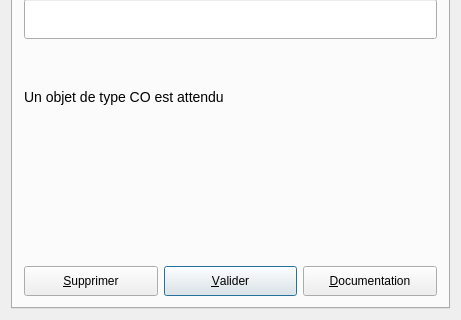
Before: the Qt Designer form UiQT4/desUniqueSDCO.ui in SalomePlatform/eficas_tools, drawn with Qt 5; both pictures show x 0 to 461 and y 160 to 480 of the 461 by 480 pixel window.
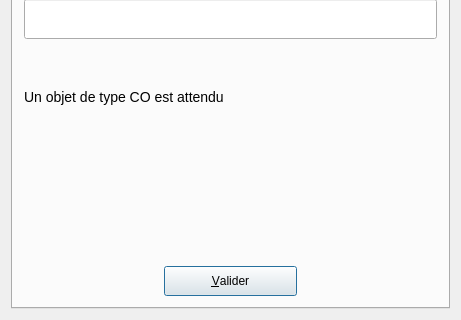
After: the same form once the commit is applied.

The edit to the form file:
```diff
--- a/UiQT4/desUniqueSDCO.ui
+++ b/UiQT4/desUniqueSDCO.ui
@@ -29,28 +29,6 @@
               <string>Saisir Valeur</string>
             </attribute>
             <layout class="QGridLayout" >
-              <item row="4" column="0" >
-                <widget class="QPushButton" name="bSup" >
-                  <property name="minimumSize" >
-                    <size>
-                      <width>0</width>
-                      <height>30</height>
-                    </size>
-                  </property>
-                  <property name="text" >
-                    <string>&amp;Supprimer</string>
-                  </property>
-                  <property name="shortcut" >
-                    <string>Alt+S</string>
-                  </property>
-                  <property name="autoDefault" >
-                    <bool>true</bool>
-                  </property>
-                  <property name="toolTip" stdset="0" >
-                    <string>suppression du mot clef</string>
-                  </property>
-                </widget>
-              </item>
               <item row="4" column="1" >
                 <widget class="QPushButton" name="bOk" >
                   <property name="minimumSize" >
@@ -71,34 +49,9 @@
                   <property name="default" >
                     <bool>true</bool>
                   </property>
-                  <property name="toolTip" stdset="0" >
-                    <string>validation de la saisie</string>
-                  </property>
-                </widget>
-              </item>
-              <item row="4" column="2" >
-                <widget class="QPushButton" name="bHelp" >
-                  <property name="minimumSize" >
-                    <size>
-                      <width>0</width>
-                      <height>30</height>
-                    </size>
-                  </property>
-                  <property name="text" >
-                    <string>&amp;Documentation</string>
-                  </property>
-                  <property name="shortcut" >
-                    <string>Alt+D</string>
-                  </property>
-                  <property name="autoDefault" >
-                    <bool>true</bool>
-                  </property>
-                  <property name="toolTip" stdset="0" >
-                    <string>affichage documentation aster</string>
-                  </property>
-                </widget>
-              </item>
-              <item rowspan="1" row="3" column="0" colspan="3" >
+        </widget>
+       </item>
+       <item row="3" column="0" colspan="3" >
                 <widget class="QLabel" name="Commentaire" >
                   <property name="minimumSize" >
                     <size>
```
Left out of the diff: 20 changed lines with no effect on the pictures. Lines whose indentation alone changed are shown as unchanged.
